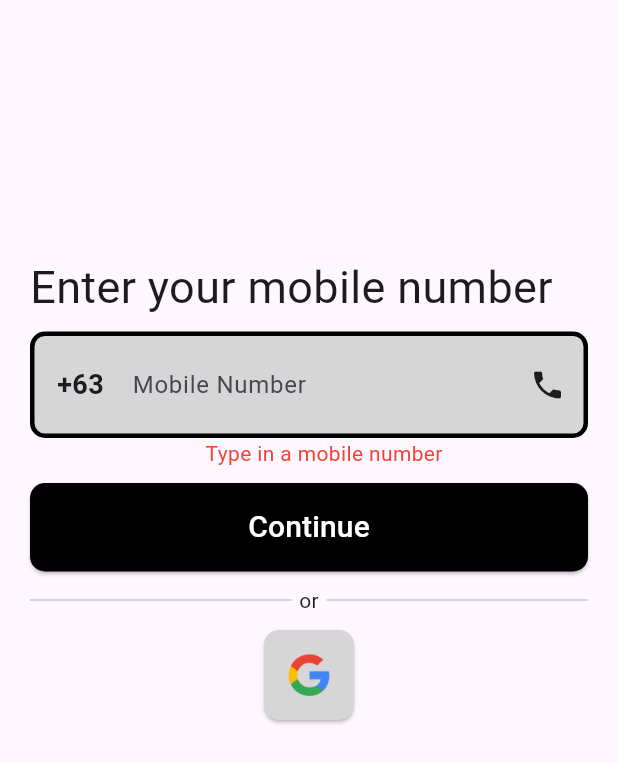
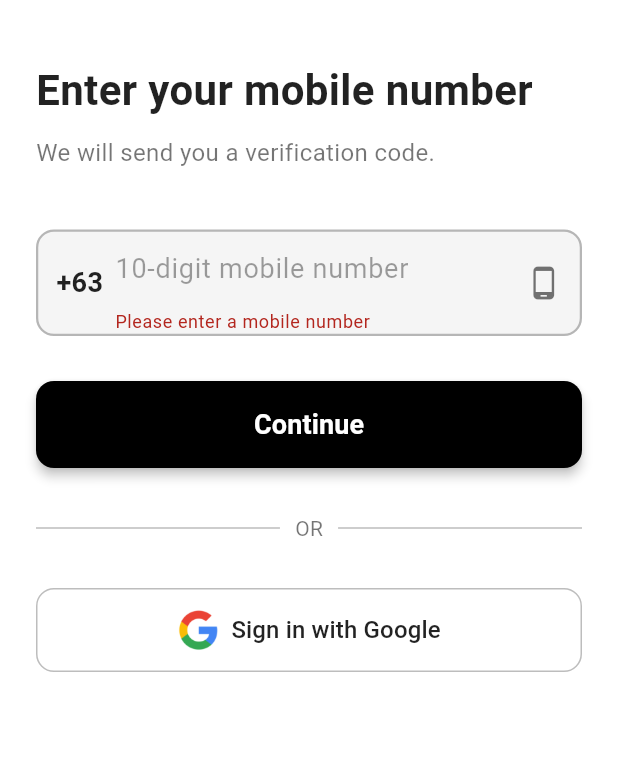
Before and after one commit to leiconcordia/Pakyaw_Mobile_Passenger, a Flutter app: the screen it shows after launch, after a tap on "Continue", on a phone screen of 412 x 824 dp. Shown: the top 763 px of the screen. Run offline on Flutter 3.47's test engine with Material 3 defaults, Android fonts, the phone set to English and light mode, and no system bars; our stand-ins replace cloud_firestore, equatable, file_picker, firebase_auth, firebase_core, firebase_storage and 10 more; missing offline and left inert: another_telephony, bottom_sheet, firebase_app_check, flutter_polyline_points, geoflutterfire_plus, mailer; accounts and stored records are empty; generated files the repository leaves out were written again.

Commit message:
added otp and signin wow design

```diff
--- a/lib/pages/authenticate/sign_in.dart
+++ b/lib/pages/authenticate/sign_in.dart
@@ -3,7 +3,6 @@ import 'package:flutter/material.dart';
 import 'package:flutter_riverpod/flutter_riverpod.dart';
 import 'package:pakyaw/pages/authenticate/otp_verification.dart';
 import 'package:pakyaw/providers/auth_provider.dart';
-import 'package:pakyaw/providers/user_provider.dart';
 
 class SignIn extends ConsumerStatefulWidget {
   const SignIn({super.key});
@@ -13,188 +12,229 @@ class SignIn extends ConsumerStatefulWidget {
 }
 
 class _SignInState extends ConsumerState<SignIn> {
-
   final _formKey = GlobalKey<FormState>();
 
   bool isLoading = false;
-
   String mobileNo = '';
   String error = '';
 
+  /// Handles Firebase phone authentication
   Future<void> _submitPhoneNumber(BuildContext context) async {
+    setState(() => isLoading = true);
+
     String phoneNumber = '+63${mobileNo.trim()}';
     FirebaseAuth auth = FirebaseAuth.instance;
 
+    try {
       await auth.verifyPhoneNumber(
         phoneNumber: phoneNumber,
-      verificationCompleted: (PhoneAuthCredential credential) async {
-
+        verificationCompleted: (PhoneAuthCredential credential) async {},
+        verificationFailed: (FirebaseAuthException e) {
+          setState(() {
+            isLoading = false;
+            error = e.message ?? 'Verification failed. Try again.';
+          });
         },
-      verificationFailed: (FirebaseAuthException e){
-        print(e.toString());
+        codeSent: (String verificationId, int? resendToken) {
+          setState(() => isLoading = false);
+          Navigator.push(
+            context,
+            MaterialPageRoute(
+              builder: (context) => OtpVerification(
+                verificationID: verificationId,
+                phoneNum: phoneNumber,
+              ),
+            ),
+          );
         },
-      codeSent: (String verificationId, int? resendToken){
-        Navigator.push(context, MaterialPageRoute(builder: (context) => OtpVerification(verificationID: verificationId, phoneNum: phoneNumber,)));
-      },
-      codeAutoRetrievalTimeout: (String verificationId){
-
-      },
+        codeAutoRetrievalTimeout: (String verificationId) {},
       );
+    } catch (e) {
+      setState(() {
+        isLoading = false;
+        error = 'An error occurred. Please try again.';
+      });
+    }
   }
 
   @override
   Widget build(BuildContext context) {
-    final _authService = ref.watch(authServiceProvider);
+    final authService = ref.watch(authServiceProvider);
+
     return Scaffold(
+      backgroundColor: Colors.white,
       body: SafeArea(
         child: SingleChildScrollView(
+          padding: const EdgeInsets.symmetric(horizontal: 24, vertical: 40),
           child: Column(
             crossAxisAlignment: CrossAxisAlignment.start,
-              children: <Widget>[
-                const SizedBox(height: 120.0,),
-                Container(
-                  margin: const EdgeInsets.fromLTRB(20.0, 50.0, 0.0, 0.0),
-                  child: const Text(
+            children: [
+              // Title
+              const Text(
                 'Enter your mobile number',
                 style: TextStyle(
-                      fontSize: 30.0,
+                  fontSize: 28,
+                  fontWeight: FontWeight.bold,
+                  color: Colors.black87,
                 ),
               ),
+              const SizedBox(height: 10),
+              const Text(
+                'We will send you a verification code.',
+                style: TextStyle(
+                  fontSize: 16,
+                  color: Colors.black54,
                 ),
+              ),
+              const SizedBox(height: 40),
+
+              // Form
               Form(
                 key: _formKey,
                 child: Column(
-                    crossAxisAlignment: CrossAxisAlignment.center,
-                    children: <Widget>[
+                  children: [
+                    // Phone Input
                     Container(
                       decoration: BoxDecoration(
-                          border: Border.all(color: Colors.black, width: 3.0),
-                          borderRadius: BorderRadius.circular(10.0),
-                          color: Colors.grey[350],
+                        color: Colors.grey[100],
+                        borderRadius: BorderRadius.circular(12),
+                        border: Border.all(color: Colors.black26, width: 1.5),
                       ),
-                        padding: const EdgeInsets.symmetric(vertical: 3.0, horizontal: 12.0),
-                        margin: const EdgeInsets.fromLTRB(20.0, 8.0, 20.0, 0.0),
+                      padding: const EdgeInsets.symmetric(horizontal: 12),
                       child: Row(
-                          children: <Widget>[
-                            const SizedBox(width: 3.0,),
+                        children: [
                           const Text(
                             '+63',
                             style: TextStyle(
-                                fontSize: 18.0,
+                              fontSize: 18,
                               fontWeight: FontWeight.bold,
+                              color: Colors.black87,
                             ),
                           ),
-                            const SizedBox(width: 3.0,),
+                          const SizedBox(width: 8),
                           Expanded(
                             child: TextFormField(
-                                keyboardType: TextInputType.number,
-                                style: const TextStyle(
-                                  fontSize: 18.0,
+                              keyboardType: TextInputType.phone,
+                              decoration: const InputDecoration(
+                                border: InputBorder.none,
+                                hintText: '10-digit mobile number',
+                                hintStyle: TextStyle(color: Colors.black38),
                               ),
-                                decoration: InputDecoration(
-                                  hintText: 'Mobile Number',
-                                  hintStyle: const TextStyle(
-                                    fontSize: 16.0,
-                                  ),
-                                  fillColor: Colors.grey[350],
-                                  filled: true,
-                                  enabledBorder: const OutlineInputBorder(
-                                    borderSide: BorderSide.none
-                                  )
-                                ),
-                                onChanged: (val) => {
-                                  setState(() => mobileNo = val)
+                              style: const TextStyle(fontSize: 18),
+                              onChanged: (val) => setState(() => mobileNo = val),
+                              validator: (value) {
+                                if (value == null || value.isEmpty) {
+                                  return 'Please enter a mobile number';
+                                } else if (value.length != 10) {
+                                  return 'Must be 10 digits';
+                                }
+                                return null;
                               },
                             ),
                           ),
-                            const SizedBox(width: 20.0,),
-                            const Icon(Icons.phone)
+                          const Icon(Icons.phone_android, color: Colors.black54),
                         ],
                       ),
                     ),
-                      Container(
-                        margin: const EdgeInsets.fromLTRB(20.0, 0.0, 0.0, 0.0),
-                        child: Text(error,
-                          style: const TextStyle(
-                            color: Colors.red,
-                            fontSize: 14.0,
-                          ),),
+                    const SizedBox(height: 10),
+
+                    // Error message
+                    if (error.isNotEmpty)
+                      Text(
+                        error,
+                        style: const TextStyle(color: Colors.red, fontSize: 14),
                       ),
-                      const SizedBox(height: 10.0,),
+
+                    const SizedBox(height: 20),
+
+                    // Continue Button
                     SizedBox(
                       width: double.infinity,
-                        child: Padding(
-                          padding: const EdgeInsets.symmetric(horizontal: 20.0),
                       child: ElevatedButton(
                         style: ElevatedButton.styleFrom(
                           backgroundColor: Colors.black,
+                          padding: const EdgeInsets.symmetric(vertical: 16),
                           shape: RoundedRectangleBorder(
-                                  borderRadius: BorderRadius.circular(10.0)
+                            borderRadius: BorderRadius.circular(12),
                           ),
-                                  padding: const EdgeInsets.symmetric(vertical: 15.0)
+                          elevation: 3,
                         ),
-                              onPressed: () async {
-                                print("Continue button pressed!");
-                                if(mobileNo.isEmpty){
-                                  setState(() => error = 'Type in a mobile number');
-                                }else if(mobileNo.length != 10){
-                                  setState(() => error = 'Mobile number must be 11 digits.');
-                                }else{
-                                  print(mobileNo);
+                        onPressed: isLoading
+                            ? null
+                            : () {
+                          if (_formKey.currentState!.validate()) {
                             _submitPhoneNumber(context);
-                                  setState(() => error = '');
                           }
                         },
-                              child: const Text(
+                        child: isLoading
+                            ? const CircularProgressIndicator(
+                          color: Colors.white,
+                        )
+                            : const Text(
                           'Continue',
                           style: TextStyle(
                             color: Colors.white,
-                                  fontSize: 20.0,
+                            fontSize: 18,
+                            fontWeight: FontWeight.bold,
                           ),
                         ),
                       ),
                     ),
-                      ),
-                      const SizedBox(height: 9.0,),
-                      const Row(
-                        children: <Widget>[
-                          SizedBox(width: 20.0,),
-                          Expanded(child: Divider()),
-                          SizedBox(width: 5.0,),
-                          Text('or'),
-                          SizedBox(width: 5.0,),
-                          Expanded(child: Divider()),
-                          SizedBox(width: 20.0,),
                   ],
                 ),
-                      const SizedBox(height: 10.0,),
-                      SizedBox(
-                        width: 100.0,
-                        child: Padding(
-                          padding: const EdgeInsets.symmetric(horizontal: 20.0),
-                          child: isLoading ? const CircularProgressIndicator() : ElevatedButton(
-                            style: ElevatedButton.styleFrom(
-                                backgroundColor: Colors.grey[350],
-                                shape: RoundedRectangleBorder(
-                                    borderRadius: BorderRadius.circular(10.0)
               ),
-                                padding: const EdgeInsets.symmetric(vertical: 15.0)
-                            ),
-                            onPressed: () async{
-                              await _authService.signInWithGoogle();
-                            },
-                            child: const Image(
-                              image: AssetImage('assets/Google.png'),
-                              width: 30.0,
-                              height: 30.0,
-                              fit: BoxFit.contain,
+
+              const SizedBox(height: 30),
+
+              // OR Divider
+              Row(
+                children: [
+                  Expanded(child: Divider(color: Colors.grey[400])),
+                  const Padding(
+                    padding: EdgeInsets.symmetric(horizontal: 10),
+                    child: Text(
+                      'OR',
+                      style: TextStyle(
+                        fontSize: 14,
+                        color: Colors.black54,
                       ),
                     ),
                   ),
+                  Expanded(child: Divider(color: Colors.grey[400])),
+                ],
               ),
-                      const SizedBox(height: 10.0,),
+              const SizedBox(height: 30),
 
-                    ],
+              // Google Sign-In Button
+              SizedBox(
+                width: double.infinity,
+                child: OutlinedButton.icon(
+                  style: OutlinedButton.styleFrom(
+                    padding: const EdgeInsets.symmetric(vertical: 14),
+                    side: const BorderSide(color: Colors.black26, width: 1),
+                    shape: RoundedRectangleBorder(
+                      borderRadius: BorderRadius.circular(12),
+                    ),
+                    backgroundColor: Colors.white,
+                  ),
+                  icon: Image.asset(
+                    'assets/Google.png',
+                    width: 28,
+                    height: 28,
+                  ),
+                  label: const Text(
+                    'Sign in with Google',
+                    style: TextStyle(
+                      fontSize: 16,
+                      color: Colors.black87,
+                      fontWeight: FontWeight.w500,
+                    ),
+                  ),
+                  onPressed: () async {
+                    setState(() => isLoading = true);
+                    await authService.signInWithGoogle();
+                    setState(() => isLoading = false);
+                  },
                 ),
               ),
             ],
```
Also changed, not shown: lib/pages/authenticate/otp_verification.dart (+156 -246 lines), assets/pakyaw-logo.png (added). Lines whose indentation alone changed are shown as unchanged.
